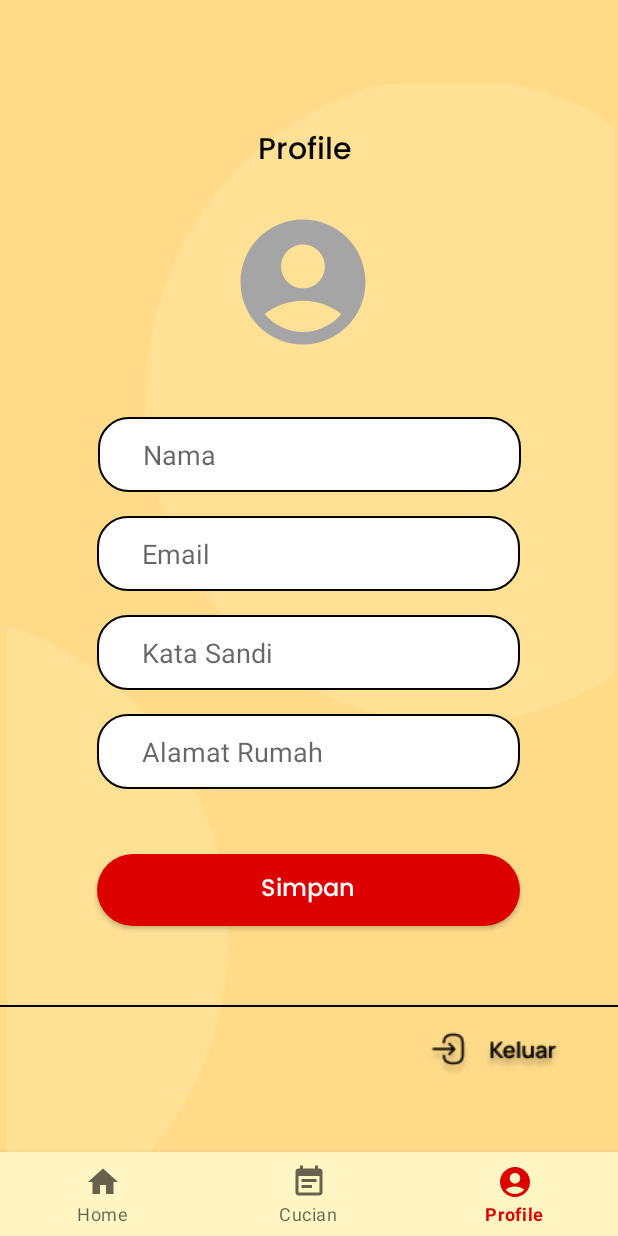
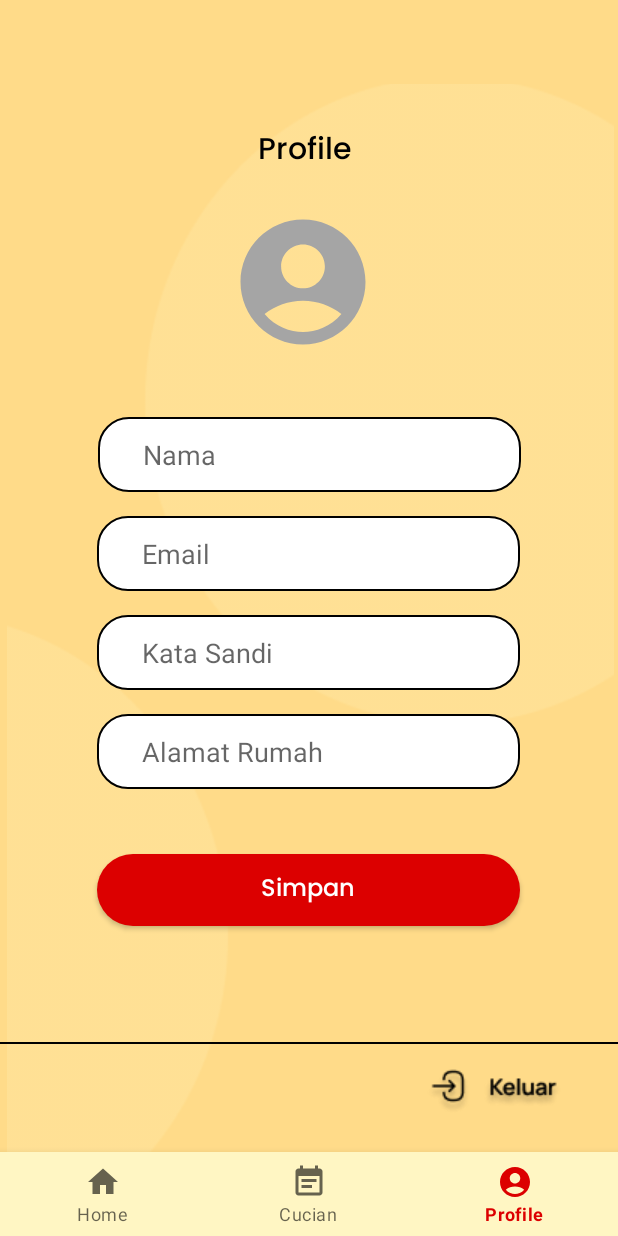
Before and after one commit to mzhanif16/LaundrySimply, an Android app: the ProfileFragment screen opened through its navigation route, on a phone screen of 412 x 824 dp. Run offline under Robolectric (Android 15) with nearby library versions, the phone set to English and light mode, and no system bars; our stand-ins replace RxJava, navigation-ui; libraries missing offline, so code that uses them is left out: androidx.viewbinding; network calls fail.

Commit message:
save terakhir outlet udh bisa

```diff
--- a/app/src/main/java/com/example/laundrysimply/model/response/home/HomeFragment.kt
+++ /dev/null
@@ -1,58 +0,0 @@
-package com.example.laundrysimply.model.response.home
-
-import android.content.Intent
-import android.os.Bundle
-import android.view.LayoutInflater
-import android.view.View
-import android.view.ViewGroup
-import androidx.fragment.app.Fragment
-import com.example.laundrysimply.DetailCucianActivity
-import com.example.laundrysimply.layanan.DetailLayananActivity
-import com.example.laundrysimply.databinding.FragmentHomeBinding
-
-class HomeFragment : Fragment() {
-
-    private var _binding: FragmentHomeBinding? = null
-
-    // This property is only valid between onCreateView and
-    // onDestroyView.
-    private val binding get() = _binding!!
-
-    override fun onCreateView(
-        inflater: LayoutInflater,
-        container: ViewGroup?,
-        savedInstanceState: Bundle?
-    ): View {
-
-        _binding = FragmentHomeBinding.inflate(inflater, container, false)
-        val root: View = binding.root
-
-        return root
-    }
-
-    override fun onViewCreated(view: View, savedInstanceState: Bundle?) {
-        super.onViewCreated(view, savedInstanceState)
-
-        binding.cv1.setOnClickListener {
-            val intent = Intent(requireActivity(), DetailCucianActivity::class.java)
-            startActivity(intent)
-        }
-
-        binding.cv2.setOnClickListener {
-            val intent = Intent(requireActivity(), DetailLayananActivity::class.java)
-            startActivity(intent)
-        }
-    }
-
-//    private fun pindahActivity(){
-//        binding.cv1.setOnClickListener {
-//            val intent = Intent(activity, SignInActivity::class.java)
-//            startActivity(intent)
-//        }
-//    }
-
-    override fun onDestroyView() {
-        super.onDestroyView()
-        _binding = null
-    }
-}
--- a/app/src/main/java/com/example/laundrysimply/network/Endpoint.kt
+++ b/app/src/main/java/com/example/laundrysimply/network/Endpoint.kt
@@ -3,14 +3,11 @@ package com.example.laundrysimply.network
 
 import android.media.Image
 import com.example.laundrysimply.model.response.Wrapper
+import com.example.laundrysimply.model.response.home.HomeResponse
 import com.example.laundrysimply.model.response.login.LoginResponse
 import io.reactivex.Observable
 import okhttp3.MultipartBody
-import retrofit2.http.Field
-import retrofit2.http.FormUrlEncoded
-import retrofit2.http.Multipart
-import retrofit2.http.POST
-import retrofit2.http.Part
+import retrofit2.http.*
 
 interface Endpoint {
 
@@ -31,4 +28,7 @@ interface Endpoint {
     @Multipart
     @POST("user/photo")
     fun registerPhoto(@Part profileImage:MultipartBody.Part) : Observable<Wrapper<Any>>
+
+    @GET("outlet")
+    fun home() : Observable<Wrapper<HomeResponse>>
 }
--- a/app/src/main/java/com/example/laundrysimply/network/HttpClient.kt
+++ b/app/src/main/java/com/example/laundrysimply/network/HttpClient.kt
@@ -13,7 +13,7 @@ import retrofit2.converter.gson.GsonConverterFactory
 import java.util.concurrent.TimeUnit
 
 class HttpClient {
-    private val BASE_URL = "https://9506-180-252-81-200.ngrok-free.app/"
+    private val BASE_URL = "https://mzhanif16.my.id/"
     private var client: Retrofit? = null
     private var endpoint:Endpoint? = null
 
@@ -44,7 +44,7 @@ class HttpClient {
         builder.connectTimeout(2,TimeUnit.MINUTES)
         builder.readTimeout(2,TimeUnit.MINUTES)
 
-        if (BuildConfig.DEBUG){
+        if (BuildConfig.DEBUG) {
             var interceptor = HttpLoggingInterceptor()
             interceptor.level = HttpLoggingInterceptor.Level.BODY
             builder.addInterceptor(interceptor)
--- a/app/src/main/java/com/example/laundrysimply/model/response/home/HomeContract.kt
+++ b/app/src/main/java/com/example/laundrysimply/ui/home/HomeContract.kt
@@ -1,17 +1,17 @@
-package com.example.laundrysimply.model.response.home
+package com.example.laundrysimply.ui.home
 
-import android.provider.ContactsContract.CommonDataKinds.Email
 import com.example.laundrysimply.base.BasePresenter
 import com.example.laundrysimply.base.BaseView
+import com.example.laundrysimply.model.response.home.HomeResponse
 import com.example.laundrysimply.model.response.login.LoginResponse
 
 interface HomeContract {
     interface View: BaseView {
-        fun onLoginSuccess(loginResponse: LoginResponse)
-        fun onLoginFailed(message:String)
+        fun onHomeSuccess(homeResponse: HomeResponse)
+        fun onHomeFailed(message:String)
     }
 
     interface Presenter : HomeContract, BasePresenter {
-        fun submitLogin(email: String, password: String)
+        fun getHome()
     }
 }
--- /dev/null
+++ b/app/src/main/java/com/example/laundrysimply/ui/home/HomeFragment.kt
@@ -0,0 +1,103 @@
+package com.example.laundrysimply.ui.home
+
+import android.app.Dialog
+import android.content.Intent
+import android.os.Bundle
+import android.view.LayoutInflater
+import android.view.View
+import android.view.ViewGroup
+import android.widget.Toast
+import androidx.fragment.app.Fragment
+import com.example.laundrysimply.DetailCucianActivity
+import com.example.laundrysimply.R
+import com.example.laundrysimply.layanan.DetailLayananActivity
+import com.example.laundrysimply.databinding.FragmentHomeBinding
+import com.example.laundrysimply.model.response.home.HomeResponse
+
+class HomeFragment : Fragment() , HomeContract.View{
+
+    private var _binding: FragmentHomeBinding? = null
+
+    // This property is only valid between onCreateView and
+    // onDestroyView.
+    private val binding get() = _binding!!
+    private lateinit var presenter: HomePresenter
+    var progressDialog : Dialog? = null
+
+    override fun onCreateView(
+        inflater: LayoutInflater,
+        container: ViewGroup?,
+        savedInstanceState: Bundle?
+    ): View {
+
+        _binding = FragmentHomeBinding.inflate(inflater, container, false)
+        val root: View = binding.root
+
+        return root
+    }
+
+    override fun onViewCreated(view: View, savedInstanceState: Bundle?) {
+        super.onViewCreated(view, savedInstanceState)
+
+        binding.cv1.setOnClickListener {
+            val intent = Intent(requireActivity(), DetailCucianActivity::class.java)
+            startActivity(intent)
+        }
+
+        binding.cv2.setOnClickListener {
+            val intent = Intent(requireActivity(), DetailLayananActivity::class.java)
+            startActivity(intent)
+        }
+    }
+
+    override fun onActivityCreated(savedInstanceState: Bundle?) {
+        super.onActivityCreated(savedInstanceState)
+        initView()
+        presenter = HomePresenter(this)
+        presenter.getHome()
+    }
+
+    private fun initView() {
+        progressDialog = Dialog(requireContext())
+        val dialogLayout = layoutInflater.inflate(R.layout.dialog_loader, null)
+
+        progressDialog?.let {
+            it.setContentView(dialogLayout)
+            it.setCancelable(false)
+            it.window?.setBackgroundDrawableResource(android.R.color.transparent)
+        }
+    }
+
+//    private fun pindahActivity(){
+//        binding.cv1.setOnClickListener {
+//            val intent = Intent(activity, SignInActivity::class.java)
+//            startActivity(intent)
+//        }
+//    }
+
+    override fun onDestroyView() {
+        super.onDestroyView()
+        _binding = null
+    }
+
+    override fun onHomeSuccess(homeResponse: HomeResponse) {
+        binding.tvOutletGdc.setText(homeResponse.data[0].nama)
+        binding.tvAlamatOutlet1.setText(homeResponse.data[0].address)
+        binding.tvOuletSukmajaya.setText(homeResponse.data[1].nama)
+        binding.tvAlamatOutlet2.setText(homeResponse.data[1].address)
+        binding.tvOutletCilodong.setText(homeResponse.data[2].nama)
+        binding.tvAlamatOutlet3.setText(homeResponse.data[2].address)
+    }
+
+    override fun onHomeFailed(message: String) {
+        Toast.makeText(context,message,Toast.LENGTH_SHORT).show()
+    }
+
+    override fun showLoading() {
+        progressDialog?.show()
+    }
+
+    override fun dismissLoading() {
+        progressDialog?.dismiss()
+    }
+}
--- /dev/null
+++ b/app/src/main/java/com/example/laundrysimply/ui/home/HomePresenter.kt
@@ -0,0 +1,43 @@
+package com.example.laundrysimply.ui.home
+
+import com.example.laundrysimply.network.HttpClient
+import io.reactivex.android.schedulers.AndroidSchedulers
+import io.reactivex.disposables.CompositeDisposable
+import io.reactivex.schedulers.Schedulers
+
+class HomePresenter(private val view:HomeContract.View): HomeContract.Presenter {
+
+    private val mCompositeDisposable : CompositeDisposable?
+    init {
+        this.mCompositeDisposable = CompositeDisposable()
+    }
+
+    override fun getHome() {
+        view.showLoading()
+        val disposable = HttpClient.getInstance().getApi()!!.home()
+            .subscribeOn(Schedulers.io())
+            .observeOn(AndroidSchedulers.mainThread())
+            .subscribe(
+                {
+                    view.dismissLoading()
+                    if (it.meta?.status.equals("success",true)){
+                        it.data?.let { it1 -> view.onHomeSuccess(it1) }
+                    }else{
+                        it.meta?.message?.let { it1 -> view.onHomeFailed(it1) }
+                    }
+                },{
+                    view.dismissLoading()
+                    view.onHomeFailed(it.message.toString())
+                }
+            )
+        mCompositeDisposable!!.add(disposable)
+    }
+
+    override fun subscribe() {
+
+    }
+
+    override fun unSubscribe() {
+        mCompositeDisposable!!.clear()
+    }
+}
--- a/app/src/main/res/layout/fragment_profile.xml
+++ b/app/src/main/res/layout/fragment_profile.xml
@@ -120,8 +120,8 @@
         android:layout_height="1dp"
         android:background="@android:color/black"
         app:layout_constraintBottom_toBottomOf="parent"
-        app:layout_constraintTop_toTopOf="parent"
-        app:layout_constraintVertical_bias="0.801"
+        app:layout_constraintTop_toBottomOf="@+id/btn_simpan"
+        app:layout_constraintVertical_bias="0.377"
         tools:layout_editor_absoluteX="0dp" />
 
     <ImageButton
--- a/app/src/main/res/navigation/mobile_navigation.xml
+++ b/app/src/main/res/navigation/mobile_navigation.xml
@@ -7,7 +7,7 @@
 
     <fragment
         android:id="@+id/navigation_home"
-        android:name="com.example.laundrysimply.model.response.home.HomeFragment"
+        android:name="com.example.laundrysimply.ui.home.HomeFragment"
         android:label="@string/title_home"
         tools:layout="@layout/fragment_home" />
 
```
Also changed, not shown: app/src/main/java/com/example/laundrysimply/model/response/home/Data.kt (added, +35 -0 lines), app/src/main/java/com/example/laundrysimply/model/response/home/HomeResponse.kt (added, +47 -0 lines), app/src/main/java/com/example/laundrysimply/model/response/home/Link.kt (added, +17 -0 lines), app/src/main/res/layout/fragment_home.xml (+5 -5 lines).
